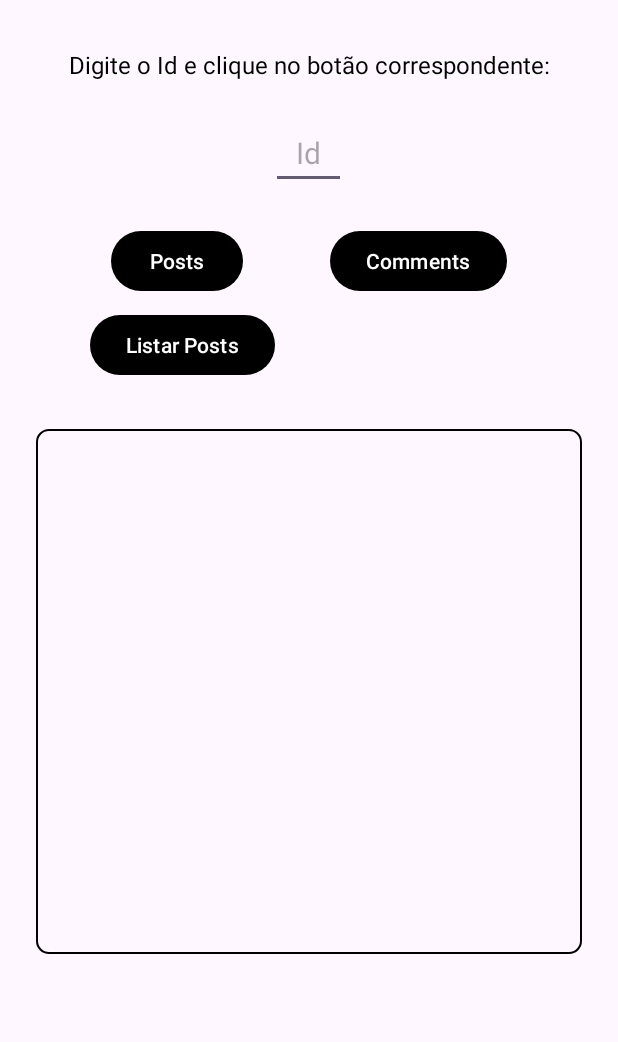
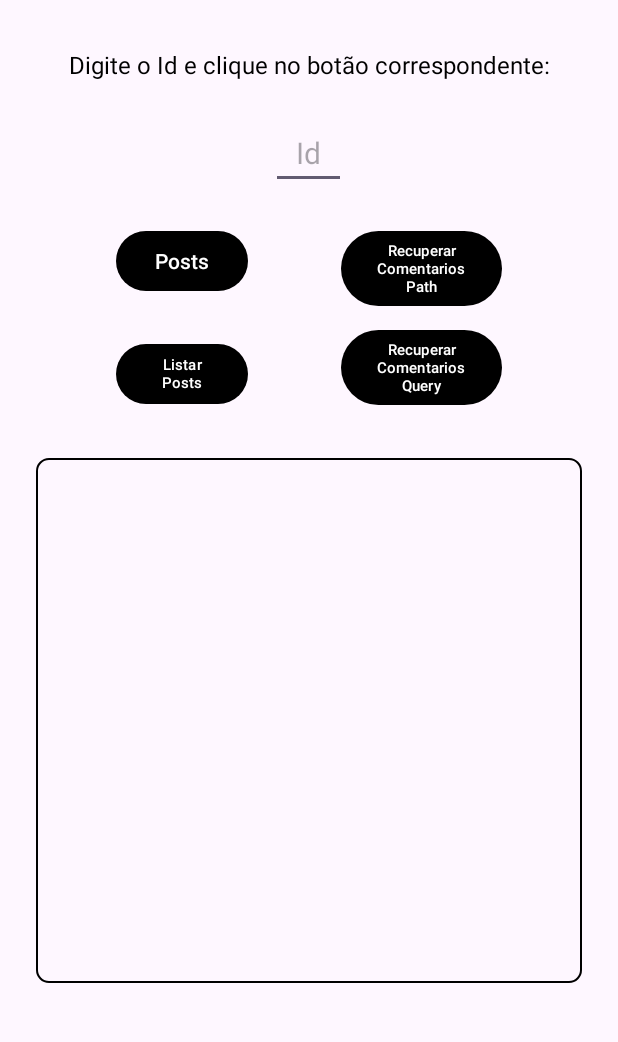
Before and after one commit to johabfreitas/api-jsonplaceholder, an Android app: the layout activity_main.xml on its own in the app's theme, with its tools: preview values and no code run, on a phone screen of 412 x 824 dp, the part 92-1134 px from its top. Run offline under Robolectric (Android 15) with nearby library versions, the phone set to English and light mode, and no system bars.

Commit message:
Inserindo botão de recuperar comentários por Query

```diff
--- a/app/src/main/res/layout/activity_main.xml
+++ b/app/src/main/res/layout/activity_main.xml
@@ -69,7 +69,8 @@
         android:layout_height="wrap_content"
         android:layout_marginTop="24dp"
         android:layout_marginEnd="16dp"
-        android:text="Comments"
+        android:text="Recuperar\nComentarios\nPath"
+        android:textSize="10sp"
         app:layout_constraintEnd_toEndOf="parent"
         app:layout_constraintHorizontal_bias="0.5"
         app:layout_constraintStart_toEndOf="@+id/btn_posts"
@@ -80,11 +81,28 @@
         android:id="@+id/btn_listarposts"
         android:layout_width="wrap_content"
         android:layout_height="wrap_content"
-        android:layout_marginStart="60dp"
+        android:layout_marginStart="16dp"
         android:layout_marginTop="8dp"
-        android:text="Listar Posts"
+        android:text="Listar\nPosts"
+        android:textSize="10sp"
+        app:layout_constraintBottom_toBottomOf="@+id/btn_comments_query"
+        app:layout_constraintEnd_toStartOf="@+id/btn_comments_query"
+        app:layout_constraintHorizontal_bias="0.5"
         app:layout_constraintStart_toStartOf="parent"
-        app:layout_constraintTop_toBottomOf="@+id/btn_posts" />
+        app:layout_constraintTop_toTopOf="@+id/btn_comments_query" />
+
+    <Button
+        android:id="@+id/btn_comments_query"
+        android:layout_width="wrap_content"
+        android:layout_height="wrap_content"
+        android:layout_marginTop="8dp"
+        android:layout_marginEnd="16dp"
+        android:text="Recuperar\nComentarios\nQuery"
+        android:textSize="10sp"
+        app:layout_constraintEnd_toEndOf="parent"
+        app:layout_constraintHorizontal_bias="0.5"
+        app:layout_constraintStart_toEndOf="@+id/btn_listarposts"
+        app:layout_constraintTop_toBottomOf="@+id/btn_comments" />
 
     <ScrollView
         android:layout_width="0dp"
```
